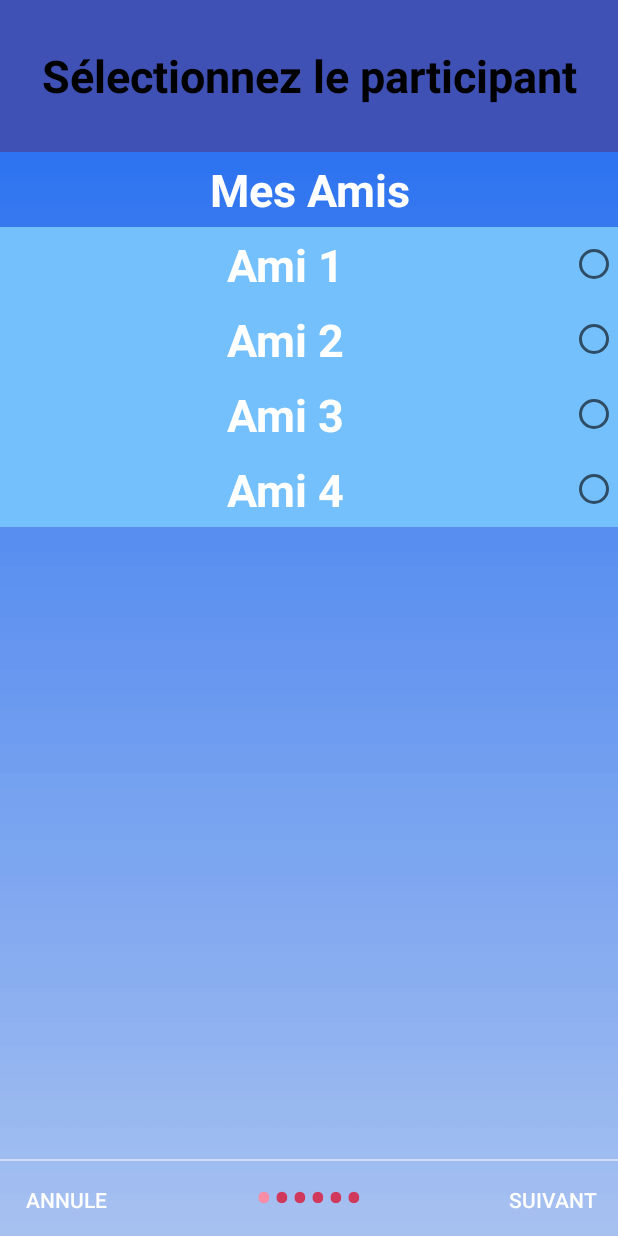
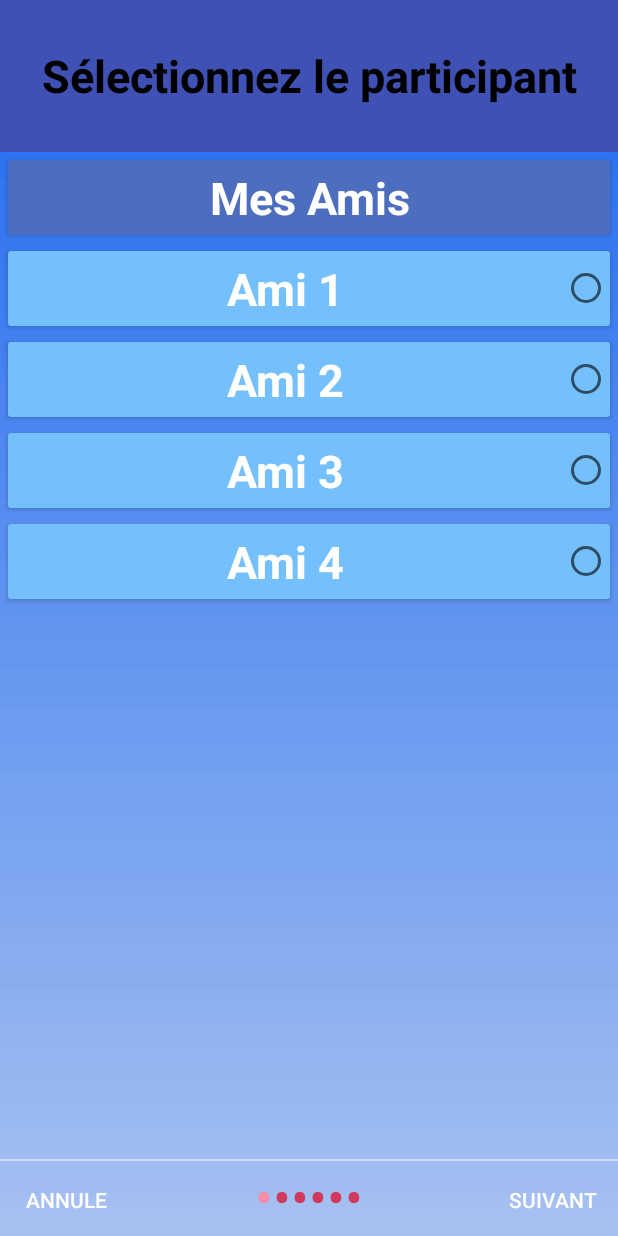
Before and after one commit to Hyedryn/minipoll, an Android app: the CreationQuestionActivity screen opened directly, with no data from a screen before it, on a phone screen of 412 x 824 dp. Run offline under Robolectric (Android 15) with nearby library versions, the phone set to English and light mode, and no system bars.

Commit message:
friend list question

```diff
--- a/app/src/main/res/layout/creation_question_friends_list.xml
+++ b/app/src/main/res/layout/creation_question_friends_list.xml
@@ -24,6 +24,14 @@
             android:textSize="@dimen/slide_title"
             android:textStyle="bold" />
 
+        <android.support.v7.widget.CardView
+            android:layout_width="match_parent"
+            android:layout_height="wrap_content"
+            android:layout_margin="5dp"
+            app:cardBackgroundColor="#4d6dbe"
+            app:cardCornerRadius="2dp"
+            app:cardElevation="2dp">
+
             <LinearLayout
                 android:layout_width="match_parent"
                 android:layout_height="wrap_content"
@@ -42,11 +50,21 @@
 
             </LinearLayout>
 
+        </android.support.v7.widget.CardView>
+
+        <android.support.v7.widget.CardView
+            android:layout_width="match_parent"
+            android:layout_height="wrap_content"
+            android:layout_margin="5dp"
+            app:cardBackgroundColor="#4d6dbe"
+            app:cardCornerRadius="2dp"
+            app:cardElevation="2dp">
+
             <LinearLayout
                 android:layout_width="match_parent"
                 android:layout_height="wrap_content"
-            android:orientation="horizontal"
-            android:background="@color/dot_light_screen6">
+                android:background="@color/dot_light_screen6"
+                android:orientation="horizontal">
 
                 <TextView
                     android:id="@+id/textView9"
@@ -67,11 +85,21 @@
 
             </LinearLayout>
 
+        </android.support.v7.widget.CardView>
+
+        <android.support.v7.widget.CardView
+            android:layout_width="match_parent"
+            android:layout_height="wrap_content"
+            android:layout_margin="5dp"
+            app:cardBackgroundColor="#4d6dbe"
+            app:cardCornerRadius="2dp"
+            app:cardElevation="2dp">
+
             <LinearLayout
                 android:layout_width="match_parent"
                 android:layout_height="wrap_content"
-            android:orientation="horizontal"
-            android:background="@color/dot_light_screen6">
+                android:background="@color/dot_light_screen6"
+                android:orientation="horizontal">
 
                 <TextView
                     android:id="@+id/textView6"
@@ -91,11 +119,21 @@
 
             </LinearLayout>
 
+        </android.support.v7.widget.CardView>
+
+        <android.support.v7.widget.CardView
+            android:layout_width="match_parent"
+            android:layout_height="wrap_content"
+            android:layout_margin="5dp"
+            app:cardBackgroundColor="#4d6dbe"
+            app:cardCornerRadius="2dp"
+            app:cardElevation="2dp">
+
             <LinearLayout
                 android:layout_width="match_parent"
                 android:layout_height="wrap_content"
-            android:orientation="horizontal"
-            android:background="@color/dot_light_screen6">
+                android:background="@color/dot_light_screen6"
+                android:orientation="horizontal">
 
                 <TextView
                     android:id="@+id/textView5"
@@ -115,11 +153,21 @@
 
             </LinearLayout>
 
+        </android.support.v7.widget.CardView>
+
+        <android.support.v7.widget.CardView
+            android:layout_width="match_parent"
+            android:layout_height="wrap_content"
+            android:layout_margin="5dp"
+            app:cardBackgroundColor="#4d6dbe"
+            app:cardCornerRadius="2dp"
+            app:cardElevation="2dp">
+
             <LinearLayout
                 android:layout_width="match_parent"
                 android:layout_height="wrap_content"
-            android:orientation="horizontal"
-            android:background="@color/dot_light_screen6">
+                android:background="@color/dot_light_screen6"
+                android:orientation="horizontal">
 
                 <TextView
                     android:id="@+id/textView1"
@@ -139,6 +187,8 @@
 
             </LinearLayout>
 
+        </android.support.v7.widget.CardView>
+
     </LinearLayout>
 
 </RelativeLayout>
```
Lines whose indentation alone changed are shown as unchanged.
